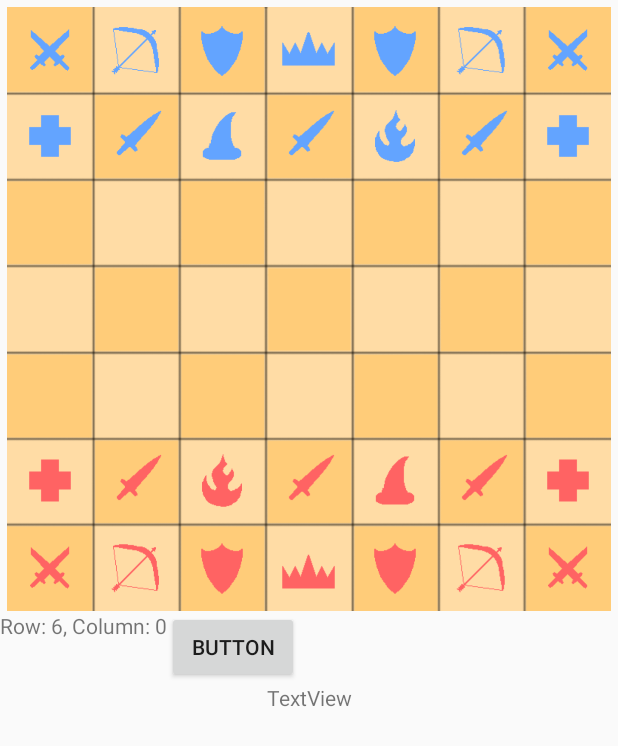
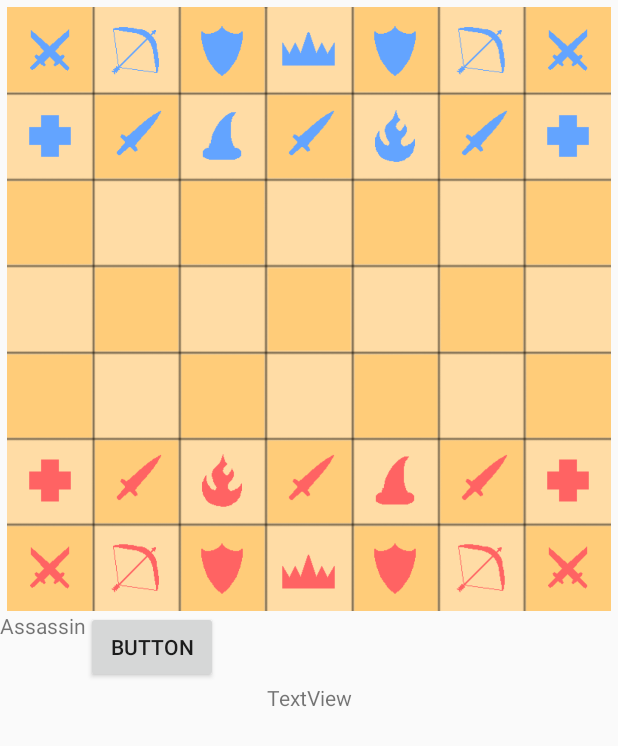
Before and after one commit to CowByte-Games/Spellshade, an Android app: the GameActivity screen opened directly, with no data from a screen before it, after a tap on an icon or button, on a phone screen of 412 x 824 dp. Shown: the top 746 px of the screen. Run offline under Robolectric (Android 15) with nearby library versions, the phone set to English and light mode, and no system bars.

Commit message:
add feature of selecting a piece

```diff
--- a/app/src/main/java/com/cowbytegames/spellshade/Activities/GameActivity.kt
+++ b/app/src/main/java/com/cowbytegames/spellshade/Activities/GameActivity.kt
@@ -11,11 +11,14 @@ import androidx.constraintlayout.widget.ConstraintLayout
 import androidx.constraintlayout.widget.ConstraintSet
 import androidx.gridlayout.widget.GridLayout
 import com.cowbytegames.spellshade.Game.Board
+import com.cowbytegames.spellshade.Game.Pieces.Common.Piece
 import com.cowbytegames.spellshade.R
 
 class GameActivity : ComponentActivity() {
     private lateinit var board: Board
     private lateinit var coordinateTextView: TextView
+
+    private var selectedPiece: Piece? = null
 
     override fun onCreate(savedInstanceState: Bundle?) {
         super.onCreate(savedInstanceState)
@@ -73,7 +76,7 @@ class GameActivity : ComponentActivity() {
         val gridLayout = findViewById<GridLayout>(R.id.board_grid)
         val boardView = findViewById<ImageView>(R.id.board)
 
-        board.renderBoard(gridLayout, boardView)
+        board.renderPieces(gridLayout, boardView)
     }
 
     private fun setPieceOnClick() {
@@ -139,8 +142,15 @@ class GameActivity : ComponentActivity() {
             val row = index / 7
             val column = index % 7
             imageView.setOnClickListener {
-                val coordinates = "Row: $row, Column: $column"
-                coordinateTextView.text = coordinates
+                val piece = board.get(row, column)
+                if (selectedPiece?.currPos?.let { it[0] == row && it[1] == column } == true) {
+                    selectedPiece = null
+                }
+                else {
+                    selectedPiece = piece
+                }
+
+                coordinateTextView.text = selectedPiece?.pieceName ?: "Row: $row, Column: $column"
             }
         }
     }
--- a/app/src/main/java/com/cowbytegames/spellshade/Game/Board.kt
+++ b/app/src/main/java/com/cowbytegames/spellshade/Game/Board.kt
@@ -1,6 +1,5 @@
 package com.cowbytegames.spellshade.Game
 
-import android.view.View
 import android.widget.ImageView
 import androidx.gridlayout.widget.GridLayout
 import com.cowbytegames.spellshade.Game.Pieces.Common.Piece
@@ -53,7 +52,7 @@ class Board {
         return board.getOrNull(row)?.getOrNull(col)
     }
 
-    fun renderBoard(gridLayout: GridLayout, boardView: ImageView) {
+    fun renderPieces(gridLayout: GridLayout, boardView: ImageView) {
         for (i in 0 until 7) {
             for (j in 0 until 7) {
                 val index = i * 7 + j
--- a/app/src/main/java/com/cowbytegames/spellshade/Game/Pieces/Archer.kt
+++ b/app/src/main/java/com/cowbytegames/spellshade/Game/Pieces/Archer.kt
@@ -5,6 +5,8 @@ import com.cowbytegames.spellshade.Game.Pieces.Common.Piece
 class Archer(
     override val currPos: Array<Int>, override val player: Int
 ) : Piece  {
+
+    override val pieceName: String = "Archer"
 
     override val maxHealth: Int = 10
     override val health: Int = 10
--- a/app/src/main/java/com/cowbytegames/spellshade/Game/Pieces/Assassin.kt
+++ b/app/src/main/java/com/cowbytegames/spellshade/Game/Pieces/Assassin.kt
@@ -5,6 +5,8 @@ import com.cowbytegames.spellshade.Game.Pieces.Common.Piece
 class Assassin(
     override val currPos: Array<Int>, override val player: Int
 ) : Piece  {
+
+    override val pieceName: String = "Assassin"
 
     override val maxHealth: Int = 10
     override val health: Int = 10
--- a/app/src/main/java/com/cowbytegames/spellshade/Game/Pieces/Commander.kt
+++ b/app/src/main/java/com/cowbytegames/spellshade/Game/Pieces/Commander.kt
@@ -5,6 +5,8 @@ import com.cowbytegames.spellshade.Game.Pieces.Common.Piece
 class Commander(
     override val currPos: Array<Int>, override val player: Int
 ) : Piece  {
+
+    override val pieceName: String = "Commander"
 
     override val maxHealth: Int = 10
     override val health: Int = 10
--- a/app/src/main/java/com/cowbytegames/spellshade/Game/Pieces/Common/Piece.kt
+++ b/app/src/main/java/com/cowbytegames/spellshade/Game/Pieces/Common/Piece.kt
@@ -2,6 +2,7 @@ package com.cowbytegames.spellshade.Game.Pieces.Common
 
 interface Piece {
     val player: Int
+    val pieceName: String
 
     val maxHealth: Int
     val health: Int
--- a/app/src/main/java/com/cowbytegames/spellshade/Game/Pieces/Healer.kt
+++ b/app/src/main/java/com/cowbytegames/spellshade/Game/Pieces/Healer.kt
@@ -5,6 +5,8 @@ import com.cowbytegames.spellshade.Game.Pieces.Common.Piece
 class Healer(
     override val currPos: Array<Int>, override val player: Int
 ) : Piece  {
+
+    override val pieceName: String = "Healer"
 
     override val maxHealth: Int = 10
     override val health: Int = 10
--- a/app/src/main/java/com/cowbytegames/spellshade/Game/Pieces/Tank.kt
+++ b/app/src/main/java/com/cowbytegames/spellshade/Game/Pieces/Tank.kt
@@ -5,6 +5,8 @@ import com.cowbytegames.spellshade.Game.Pieces.Common.Piece
 class Tank(
     override val currPos: Array<Int>, override val player: Int
 ) : Piece  {
+
+    override val pieceName: String = "Tank"
 
     override val maxHealth: Int = 10
     override val health: Int = 10
--- a/app/src/main/java/com/cowbytegames/spellshade/Game/Pieces/Warrior.kt
+++ b/app/src/main/java/com/cowbytegames/spellshade/Game/Pieces/Warrior.kt
@@ -5,6 +5,8 @@ import com.cowbytegames.spellshade.Game.Pieces.Common.Piece
 class Warrior(
     override val currPos: Array<Int>, override val player: Int
 ) : Piece  {
+
+    override val pieceName: String = "Warrior"
 
     override val maxHealth: Int = 10
     override val health: Int = 10
--- a/app/src/main/java/com/cowbytegames/spellshade/Game/Pieces/Witch.kt
+++ b/app/src/main/java/com/cowbytegames/spellshade/Game/Pieces/Witch.kt
@@ -5,6 +5,8 @@ import com.cowbytegames.spellshade.Game.Pieces.Common.Piece
 class Witch(
     override val currPos: Array<Int>, override val player: Int
 ) : Piece  {
+
+    override val pieceName: String = "Witch"
 
     override val maxHealth: Int = 10
     override val health: Int = 10
--- a/app/src/main/java/com/cowbytegames/spellshade/Game/Pieces/Wizard.kt
+++ b/app/src/main/java/com/cowbytegames/spellshade/Game/Pieces/Wizard.kt
@@ -5,6 +5,8 @@ import com.cowbytegames.spellshade.Game.Pieces.Common.Piece
 class Wizard(
     override val currPos: Array<Int>, override val player: Int
 ) : Piece  {
+
+    override val pieceName: String = "Wizard"
 
     override val maxHealth: Int = 10
     override val health: Int = 10
```
